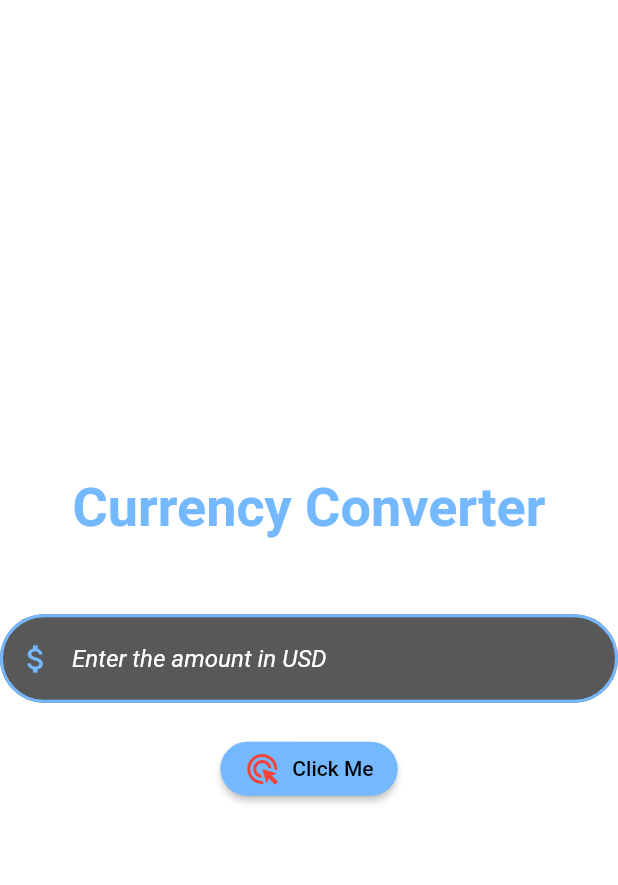
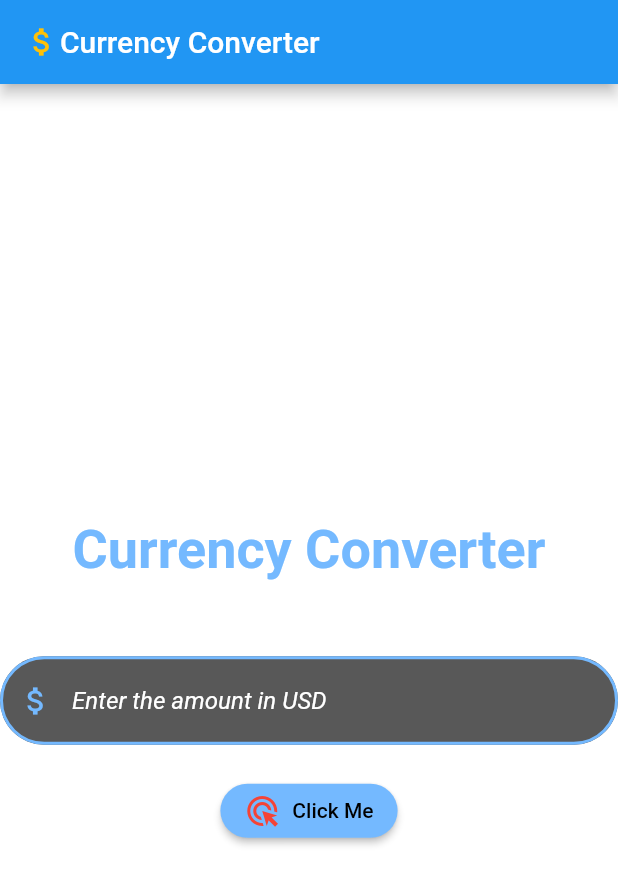
Before and after one commit to samrocks03/LearningFlutter, a Flutter app: the screen it shows after launch, on a phone screen of 412 x 824 dp. Shown: the top 885 px of the screen. Run offline on Flutter 3.47's test engine with Material 2 defaults, Android fonts, the phone set to English and light mode, and no system bars.

Commit message:
Added appBar in material_page

```diff
--- a/currency_converter/lib/currency_converter_material_page.dart
+++ b/currency_converter/lib/currency_converter_material_page.dart
@@ -26,6 +26,16 @@ class CurrencyConverterMaterialPage extends StatelessWidget {
     return  Scaffold(
       backgroundColor: Color.fromARGB(0, 66, 66, 171),
       // backgroundColor: Colors.white,
+      appBar : AppBar(
+        title: Row(
+          children: const [
+            Icon(Icons.attach_money_outlined,
+                  color: Colors.amber,
+                ),
+            Text("Currency Converter"),
+          ],
+        ),
+      ),
       body: Center(
         child: Column(
           mainAxisAlignment: MainAxisAlignment.center,
```
